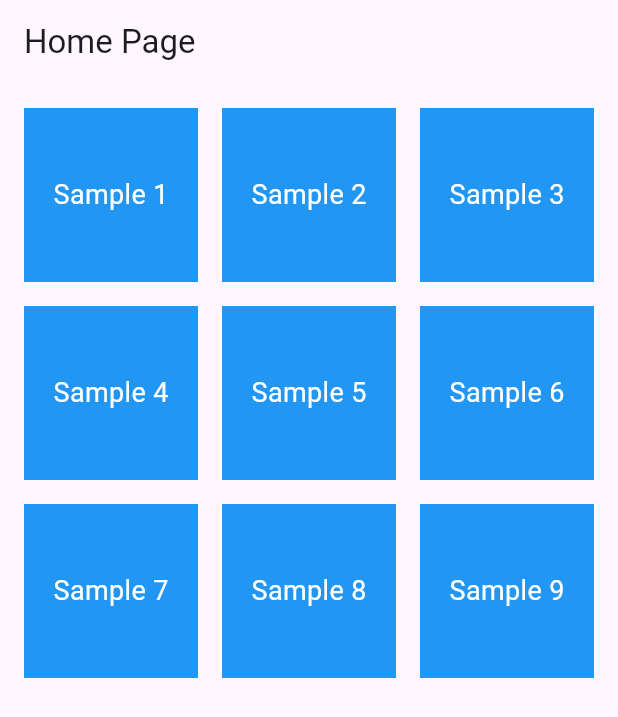
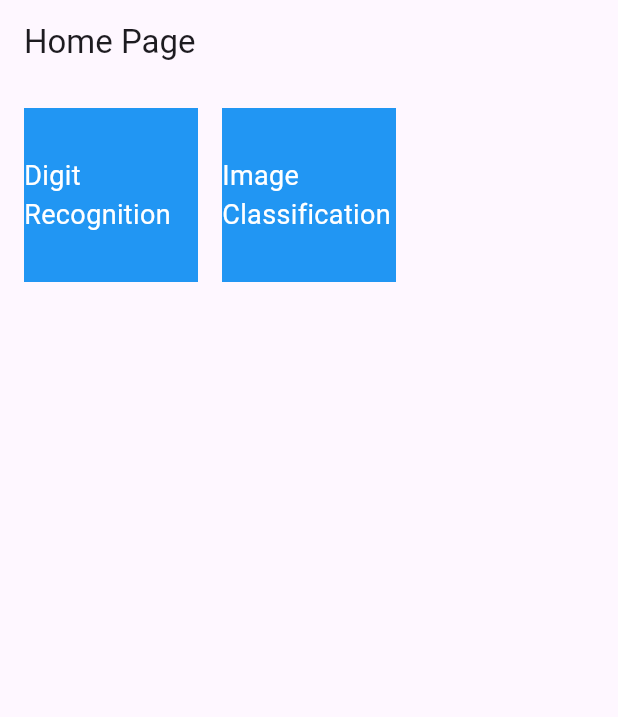
Before and after one commit to rohitk523/ml-library, a Flutter app: the screen it shows after launch, on a phone screen of 412 x 824 dp. Shown: the top 717 px of the screen. Run offline on Flutter 3.47's test engine with Material 3 defaults, Android fonts, the light colour scheme and no system bars; our stand-ins replace image_picker.

Commit message:
getting some changes in ui

```diff
--- /dev/null
+++ b/flutter/ml_library_webpp/assets/ml-models.json
@@ -0,0 +1,6 @@
+{
+    "samples": [
+      {"id": 1, "title": "Digit Recognition"},
+      {"id": 2, "title": "Image Classification"}
+    ]
+}
--- a/flutter/ml_library_webpp/lib/main.dart
+++ b/flutter/ml_library_webpp/lib/main.dart
@@ -1,4 +1,7 @@
+import 'dart:convert';
+
 import 'package:flutter/material.dart';
+import 'package:flutter/services.dart';
 import 'package:ml_library_webpp/screens/uploadscreen.dart';
 import 'screens/sample1_screen.dart';
 
@@ -23,35 +26,53 @@ class MyApp extends StatelessWidget {
   }
 }
 
-class HomePage extends StatelessWidget {
+class HomePage extends StatefulWidget {
+  @override
+  _HomePageState createState() => _HomePageState();
+}
+
+class _HomePageState extends State<HomePage> {
+  List<dynamic> samples = [];
+
+  @override
+  void initState() {
+    super.initState();
+    loadSamples();
+  }
+
+  Future<void> loadSamples() async {
+    String data = await rootBundle
+        .loadString('assets/ml-models.json'); // Remove extra 'assets/'
+    setState(() {
+      samples = json.decode(data)['samples'];
+    });
+  }
+
   @override
   Widget build(BuildContext context) {
     return Scaffold(
-      appBar: AppBar(
-        title: Text("Home Page"),
-      ),
+      appBar: AppBar(title: Text("Home Page")),
       body: Padding(
         padding: const EdgeInsets.all(16.0),
         child: GridView.count(
           crossAxisCount: 3,
           crossAxisSpacing: 16.0,
           mainAxisSpacing: 16.0,
-          children: List.generate(9, (index) {
-            return GestureDetector(
-              onTap: () {
-                Navigator.pushNamed(context, '/sample${index + 1}');
-              },
+          children: samples
+              .map((sample) => GestureDetector(
+                    onTap: () =>
+                        Navigator.pushNamed(context, '/sample${sample['id']}'),
                     child: Container(
                       color: Colors.blue,
                       child: Center(
                         child: Text(
-                    'Sample ${index + 1}',
+                          sample['title'],
                           style: TextStyle(color: Colors.white, fontSize: 18),
                         ),
                       ),
                     ),
-            );
-          }),
+                  ))
+              .toList(),
         ),
       ),
     );
--- a/flutter/ml_library_webpp/lib/screens/uploadscreen.dart
+++ b/flutter/ml_library_webpp/lib/screens/uploadscreen.dart
@@ -54,7 +54,7 @@ class _UploadScreenState extends State<UploadScreen> {
       var request = http.MultipartRequest(
         'POST',
         Uri.parse(
-            'http://127.0.0.1:8000/predict_digit'), // Replace with your URL
+            'http://127.0.0.1:8000/predict_digit/'), // Replace with your URL
       );
 
       if (kIsWeb) {
--- a/flutter/ml_library_webpp/pubspec.yaml
+++ b/flutter/ml_library_webpp/pubspec.yaml
@@ -57,9 +57,8 @@ flutter:
   uses-material-design: true
 
   # To add assets to your application, add an assets section, like this:
-  # assets:
-  #   - images/a_dot_burr.jpeg
-  #   - images/a_dot_ham.jpeg
+  assets:
+    - assets/ml-models.json
 
   # An image asset can refer to one or more resolution-specific "variants", see
   # https://flutter.dev/assets-and-images/#resolution-aware
```
Also changed, not shown: flutter/ml_library_webpp/pubspec.lock. Lines whose indentation alone changed are shown as unchanged.
